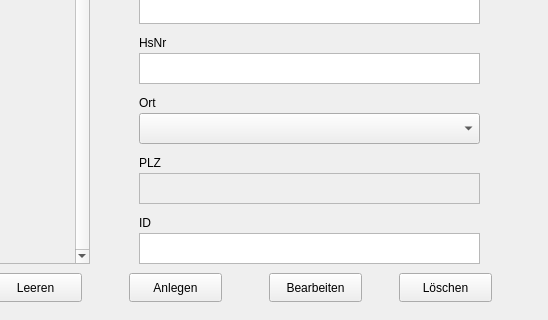
Old version of the form overviewlieferanten.ui in the repository luis-we/SchulaufgabePRO; both pictures show x 301 to 849 and y 407 to 727 of the 849 by 727 pixel window.
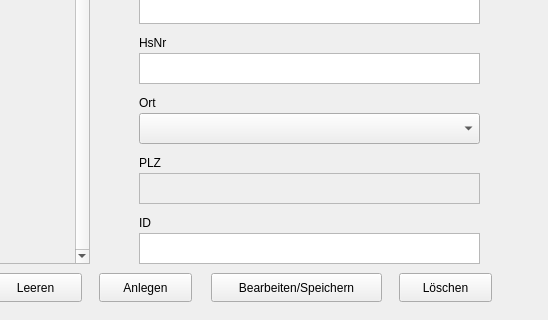
New version of the form.

The edit to the form file:
```diff
--- a/overviewlieferanten.ui
+++ b/overviewlieferanten.ui
@@ -95,7 +95,7 @@
   <widget class="QPushButton" name="pushButton_anlegen">
    <property name="geometry">
     <rect>
-     <x>430</x>
+     <x>400</x>
      <y>680</y>
      <width>93</width>
      <height>29</height>
@@ -108,14 +108,14 @@
   <widget class="QPushButton" name="pushButton_2_bearbeiten">
    <property name="geometry">
     <rect>
-     <x>570</x>
+     <x>512</x>
      <y>680</y>
-     <width>93</width>
+     <width>171</width>
      <height>29</height>
     </rect>
    </property>
    <property name="text">
-    <string>Bearbeiten</string>
+    <string>Bearbeiten/Speichern</string>
    </property>
   </widget>
   <widget class="QPushButton" name="pushButton_3_loeschen">
```
